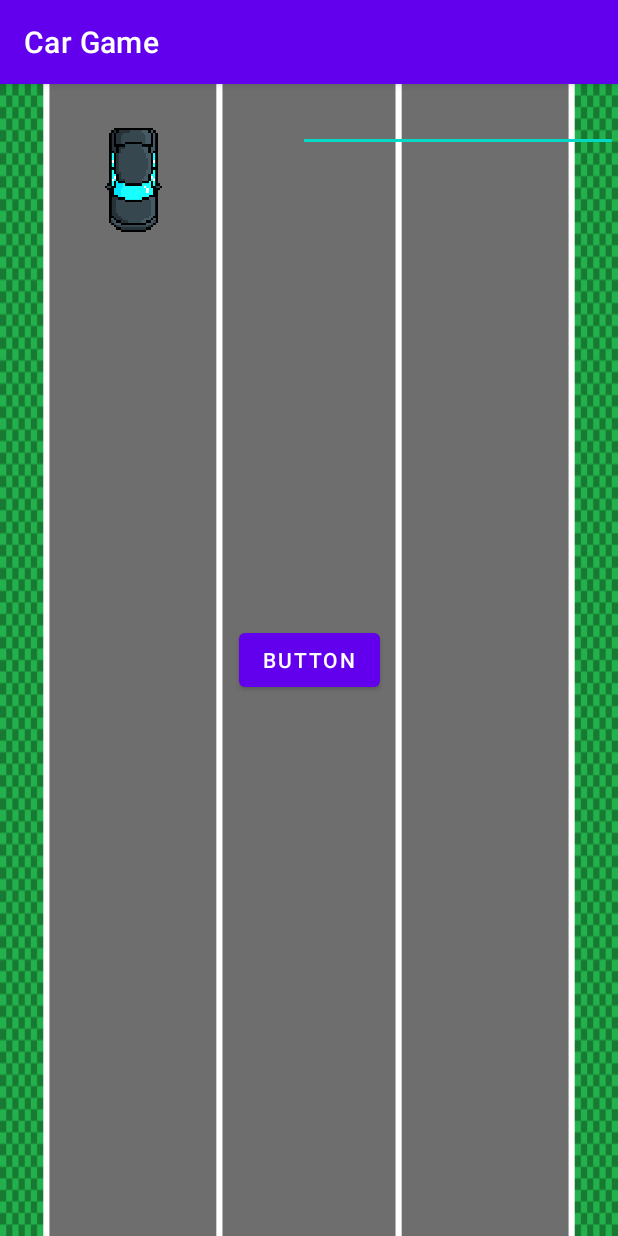
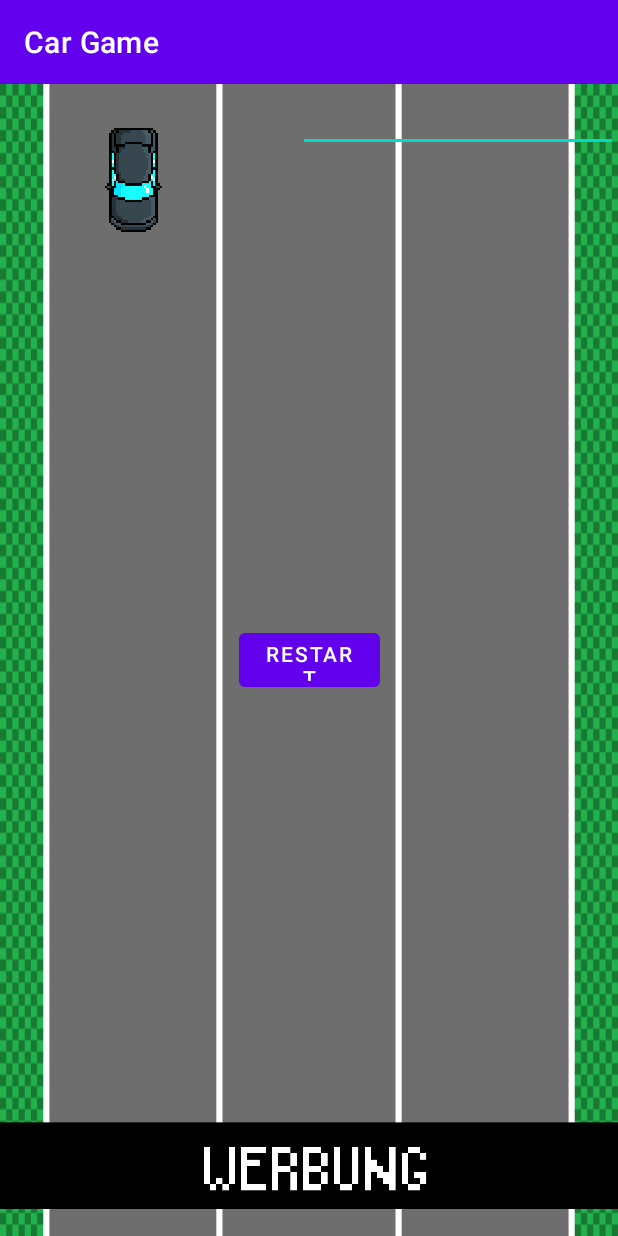
Before and after one commit to JoJoCheck/Java-Android-App, an Android app: the screen it shows after launch (MainActivity), after a tap on "BUTTON", on a phone screen of 412 x 824 dp. Run offline under Robolectric (Android 15) with nearby library versions, the phone set to English and light mode, and no system bars; 1 statement that could not run was skipped.

Commit message:
background in constrainLayout geschoben, restart button nach crash

```diff
--- a/app/src/main/java/com/example/cargame/Game.java
+++ b/app/src/main/java/com/example/cargame/Game.java
@@ -149,6 +149,11 @@ public class Game {
             gameIsRunning = false;
             System.out.println(" -- Crash -- ");
         }
+        Button restart = group.findViewById(R.id.button);
+        restart.setText("Restart");
+        restart.setVisibility(View.VISIBLE);
+        //new Game(activity);
+
     }
 
     public boolean collision(){
--- a/app/src/main/res/layout/activity_main.xml
+++ b/app/src/main/res/layout/activity_main.xml
@@ -5,22 +5,19 @@
     android:id="@+id/cl"
     android:layout_width="match_parent"
     android:layout_height="match_parent"
+    android:background="@drawable/hintergrundv2"
     tools:context=".MainActivity">
 
-    <LinearLayout
-        android:id="@+id/LinearLayout01"
-        android:layout_width="fill_parent"
-        android:layout_height="fill_parent"
-        android:background="@drawable/hintergrundv2"
-        android:orientation="horizontal"
+    <ImageView
+        android:id="@+id/banner"
+        android:layout_width="0dp"
+        android:layout_height="wrap_content"
+        android:layout_marginBottom="-160dp"
         app:layout_constraintBottom_toBottomOf="parent"
         app:layout_constraintEnd_toEndOf="parent"
-        app:layout_constraintHorizontal_bias="1.0"
+        app:layout_constraintHorizontal_bias="0.505"
         app:layout_constraintStart_toStartOf="parent"
-        app:layout_constraintTop_toTopOf="parent"
-        app:layout_constraintVertical_bias="0.0">
-
-    </LinearLayout>
+        app:srcCompat="@drawable/bannerv2" />
 
     <ImageView
         android:id="@+id/imageView"
```
Also changed, not shown: app/src/main/res/drawable/bannerv2.png (added).
